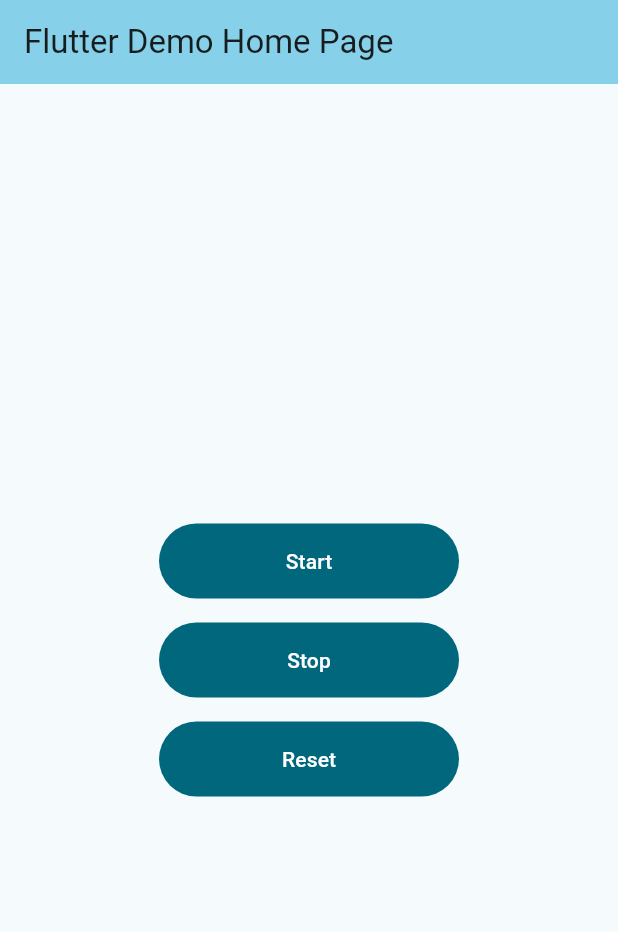
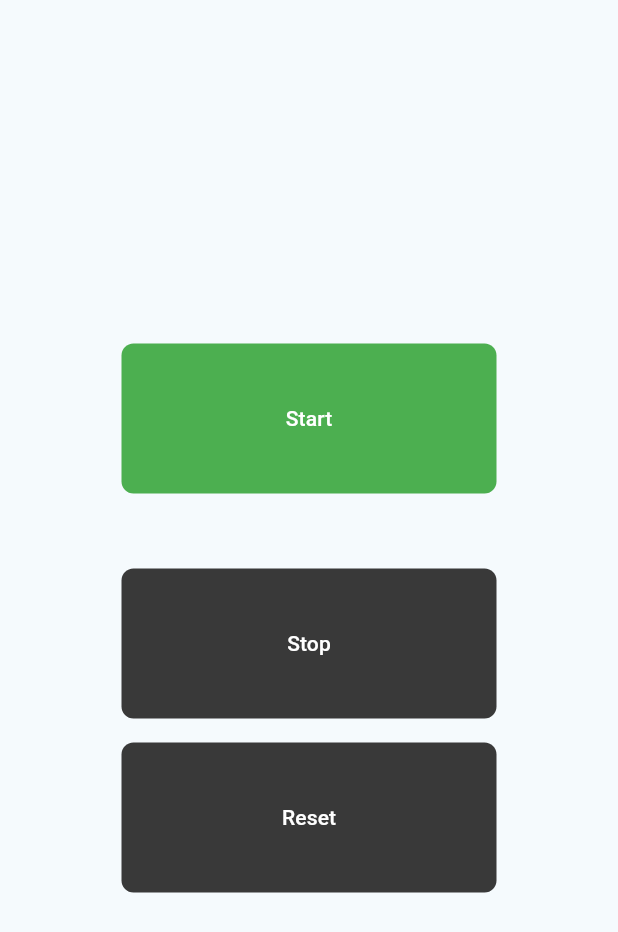
Before and after one commit to Kyneb98/dma_project, a Flutter app: the screen it shows after launch, on a phone screen of 412 x 824 dp. Shown: the top 932 px of the screen. Run offline on Flutter 3.47's test engine with Material 3 defaults, Android fonts, the phone set to English and light mode, and no system bars; our stand-ins replace audioplayers, permission_handler, sensors_plus; missing offline and left inert: noise_meter.

Commit message:
minor text fixes and theme for startpage
Co-authored-by: Copilot <copilot@github.com>

```diff
--- a/lib/challenge_list.dart
+++ b/lib/challenge_list.dart
@@ -31,11 +31,11 @@ Challenge getRandomChallenge() {
 Future<void> runChallengeSequence(BuildContext context) async {
   final List<Widget> challengeWidgets = [
     const ShoutChallenge(),
-    const FlipUpChallenge(),
-    const FlipDownChallenge(),
-    const FlipLeftChallenge(),
-    const FlipRightChallenge(),
-    const ShakeChallenge(),
+    // const FlipUpChallenge(),
+    // const FlipDownChallenge(),
+    // const FlipLeftChallenge(),
+    // const FlipRightChallenge(),
+    // const ShakeChallenge(),
 
 
     // ... etc
--- a/lib/challenges/shout_challenge.dart
+++ b/lib/challenges/shout_challenge.dart
@@ -103,20 +103,20 @@ class _ShoutChallengeState extends State<ShoutChallenge> {
                 Icon(
                   Icons.mic,
                   size: 100,
-                  color:Colors.green,
+                  color: _isCompleted ? Colors.white : Colors.green,
                 ),
                 const SizedBox(height: 16),
                 Text(
                   readingText,
-                  style: const TextStyle(fontSize: 28, color: Colors.black54),
+                  style:  TextStyle(fontSize: 28, color: _isCompleted ? Colors.green : Colors.black54),
                   textAlign: TextAlign.center,
                 ),
                 const SizedBox(height: 20),
                 Text(
                   _isCompleted
-                      ? 'Challenge Completed!'
+                      ? 'Completed!'
                       : 'Shout into the microphone',
-                  style:  TextStyle(fontSize: 28, color: _isCompleted ? Colors.white : Colors.black),
+                  style:  TextStyle(fontSize: _isCompleted ? 44 : 28, color: _isCompleted ? Colors.white : Colors.black),
                   textAlign: TextAlign.center,
                 ),
 
--- a/lib/main.dart
+++ b/lib/main.dart
@@ -13,31 +13,29 @@ class MyApp extends StatelessWidget {
   Widget build(BuildContext context) {
     return MaterialApp(
       title: 'Flutter Demo',
+      debugShowCheckedModeBanner: false,
       theme: ThemeData(
-        // This is the theme of your application.
-        //
-        // TRY THIS: Try running your application with "flutter run". You'll see
-        // the application has a purple toolbar. Then, without quitting the app,
-        // try changing the seedColor in the colorScheme below to Colors.green
-        // and then invoke "hot reload" (save your changes or press the "hot
-        // reload" button in a Flutter-supported IDE, or press "r" if you used
-        // the command line to start the app).
-        //
-        // Notice that the counter didn't reset back to zero; the application
-        // state is not lost during the reload. To reset the state, use hot
-        // restart instead.
-        //
-        // This works for code too, not just values: Most code changes can be
-        // tested with just a hot reload.
-        colorScheme: .fromSeed(seedColor: const Color.fromARGB(255, 68, 170, 198)),
+  colorScheme: ColorScheme.fromSeed(
+    seedColor: const Color.fromARGB(255, 68, 170, 198),
   ),
-      home: const MyHomePage(title: 'Flutter Demo Home Page'),
+  filledButtonTheme: FilledButtonThemeData(
+    style: FilledButton.styleFrom(
+      backgroundColor: Colors.green,       // button color
+      foregroundColor: Colors.white,       // text color
+      shape: RoundedRectangleBorder(
+        borderRadius: BorderRadius.circular(8),
+      ),
+    ),
+  ),
+),
+
+      home: const MyHomePage(),
     );
   }
 }
 
 class MyHomePage extends StatefulWidget {
-  const MyHomePage({super.key, required this.title});
+  const MyHomePage({super.key, this.title});
 
   // This widget is the home page of your application. It is stateful, meaning
   // that it has a State object (defined below) that contains fields that affect
@@ -48,7 +46,7 @@ class MyHomePage extends StatefulWidget {
   // used by the build method of the State. Fields in a Widget subclass are
   // always marked "final".
 
-  final String title;
+  final String? title;
 
   @override
   State<MyHomePage> createState() => _MyHomePageState();
@@ -77,36 +75,37 @@ class _MyHomePageState extends State<MyHomePage> {
     // fast, so that you can just rebuild anything that needs updating rather
     // than having to individually change instances of widgets.
     return Scaffold(
-      appBar: AppBar(
-        // TRY THIS: Try changing the color here to a specific color (to
-        // Colors.amber, perhaps?) and trigger a hot reload to see the AppBar
-        // change color while the other colors stay the same.
-        backgroundColor: Theme.of(context).colorScheme.inversePrimary,
-        // Here we take the value from the MyHomePage object that was created by
-        // the App.build method, and use it to set our appbar title.
-        title: Text(widget.title),
-      ),
   body: Center(
-        // Center is a layout widget. It takes a single child and positions it
-        // in the middle of the parent.
     child: Column(
       mainAxisAlignment: MainAxisAlignment.center,
       children: [
         SizedBox(
-      width: 200,
-      height: 50,
+          width: 250,
+          height: 100,
           child: FilledButton(
+            style: FilledButton.styleFrom(
+              shape: RoundedRectangleBorder(
+                borderRadius: BorderRadius.circular(8),
+              ),
+            ),
             onPressed: () => runChallengeSequence(context),
             child: const Text('Start'),
           ),
         ),
 
-    const SizedBox(height: 16), // spacing between buttons
+        const SizedBox(height: 50),
 
         SizedBox(
-      width: 200,
-      height: 50,
+          width: 250,
+          height: 100,
           child: FilledButton(
+            style: FilledButton.styleFrom(
+              backgroundColor: const Color.fromARGB(255, 57, 57, 57),
+              foregroundColor: Colors.white,
+              shape: RoundedRectangleBorder(
+                borderRadius: BorderRadius.circular(8),
+              ),
+            ),
             onPressed: () {},
             child: const Text('Stop'),
           ),
@@ -115,18 +114,23 @@ class _MyHomePageState extends State<MyHomePage> {
         const SizedBox(height: 16),
 
         SizedBox(
-      width: 200,
-      height: 50,
+          width: 250,
+          height: 100,
           child: FilledButton(
+            style: FilledButton.styleFrom(
+              backgroundColor: const Color.fromARGB(255, 57, 57, 57),
+              foregroundColor: Colors.white,
+              shape: RoundedRectangleBorder(
+                borderRadius: BorderRadius.circular(8),
+              ),
+            ),
             onPressed: () {},
             child: const Text('Reset'),
           ),
         ),
       ],
-)
-,
     ),
-
+  ),
 );
   }
 }
```
Lines whose indentation alone changed are shown as unchanged.
